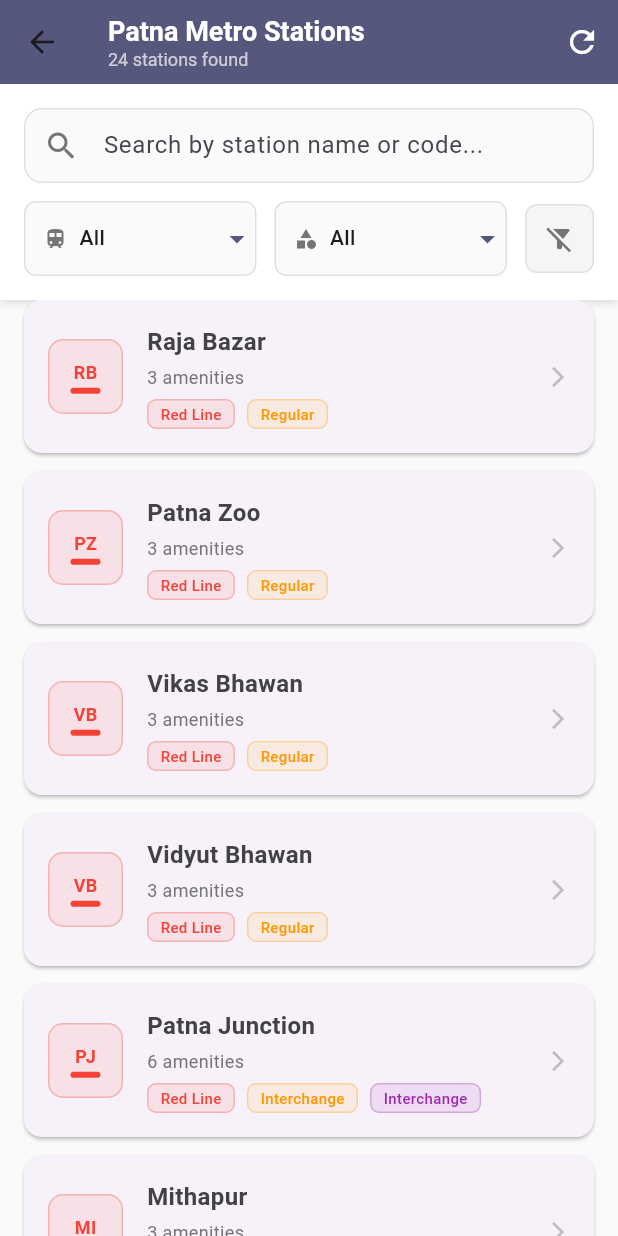
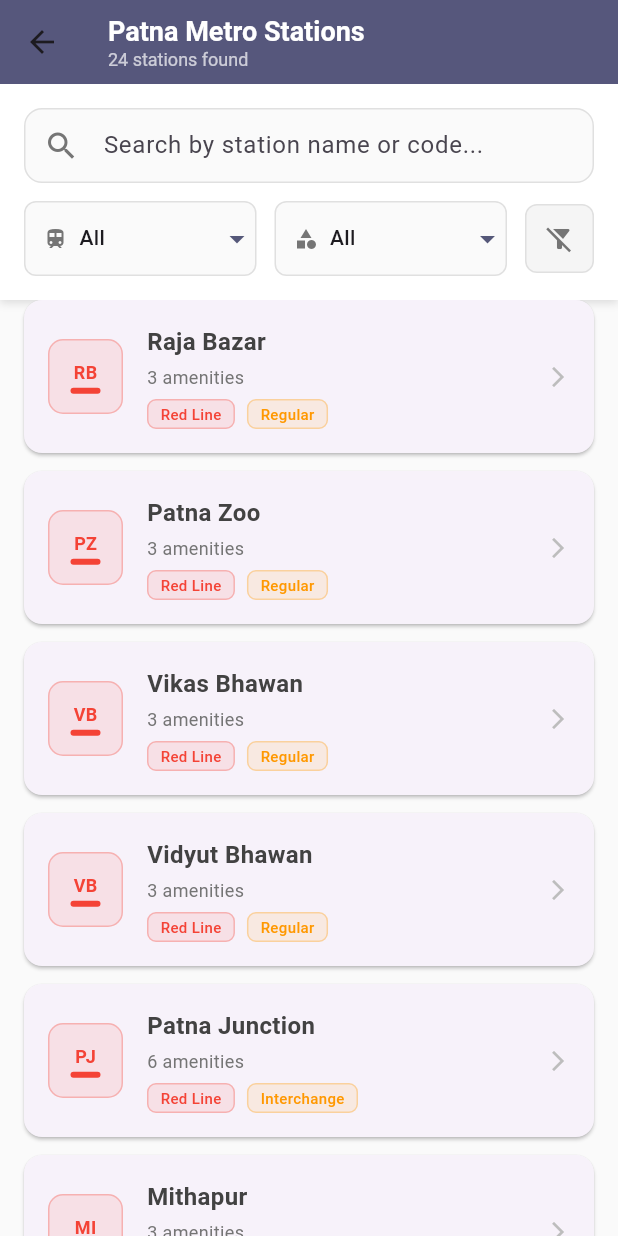
Before and after one commit to rahulkumardev24/patna_metro_app, a Flutter app: the StationListScreen screen opened directly, scrolled down 576 dp, on a phone screen of 412 x 824 dp. Run offline on Flutter 3.47's test engine with Material 3 defaults, Android fonts, the phone set to English and light mode, and no system bars; our stand-ins replace geolocator, google_maps_flutter, photo_view, responsive_sizer, shared_preferences; accounts and stored records are empty; network calls fail.

Commit message:
working on station screen

```diff
--- a/lib/screen/station_detail_screen.dart
+++ b/lib/screen/station_detail_screen.dart
@@ -5,7 +5,7 @@ import '../models/station.dart';
 
 class StationDetailScreen extends StatelessWidget {
   final Station station;
-  const StationDetailScreen({required this.station});
+  const StationDetailScreen({super.key, required this.station});
   @override
   Widget build(BuildContext context) {
     return Scaffold(
--- a/lib/screen/station_list_screen.dart
+++ b/lib/screen/station_list_screen.dart
@@ -5,6 +5,8 @@ import 'package:patna_metro/utils/app_constant.dart';
 import 'package:patna_metro/utils/app_color.dart';
 
 class StationListScreen extends StatefulWidget {
+  const StationListScreen({super.key});
+
   @override
   _StationListScreenState createState() => _StationListScreenState();
 }
@@ -136,13 +138,6 @@ class _StationListScreenState extends State<StationListScreen> {
           ],
         ),
         elevation: 0,
-        actions: [
-          IconButton(
-            icon: Icon(Icons.refresh, color: Colors.white),
-            onPressed: _refreshStations,
-            tooltip: 'Refresh',
-          ),
-        ],
       ),
       body: Column(
         children: [
@@ -451,10 +446,6 @@ class _StationListScreenState extends State<StationListScreen> {
                         _buildChip(station.line, lineColor),
                         SizedBox(width: 8),
                         _buildChip(station.type, Colors.orange),
-                        if (station.type == 'Interchange') ...[
-                          SizedBox(width: 8),
-                          _buildChip('Interchange', Colors.purple),
-                        ],
                       ],
                     ),
                   ],
```
